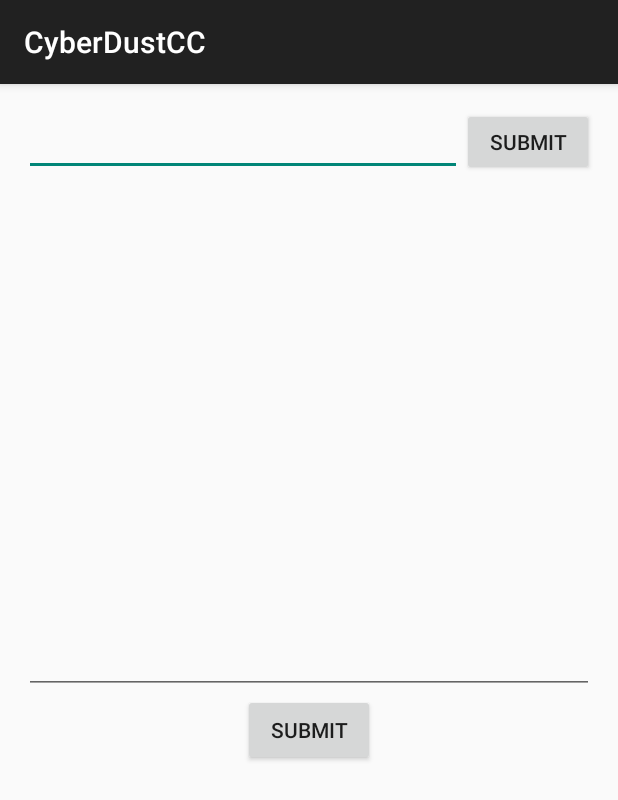
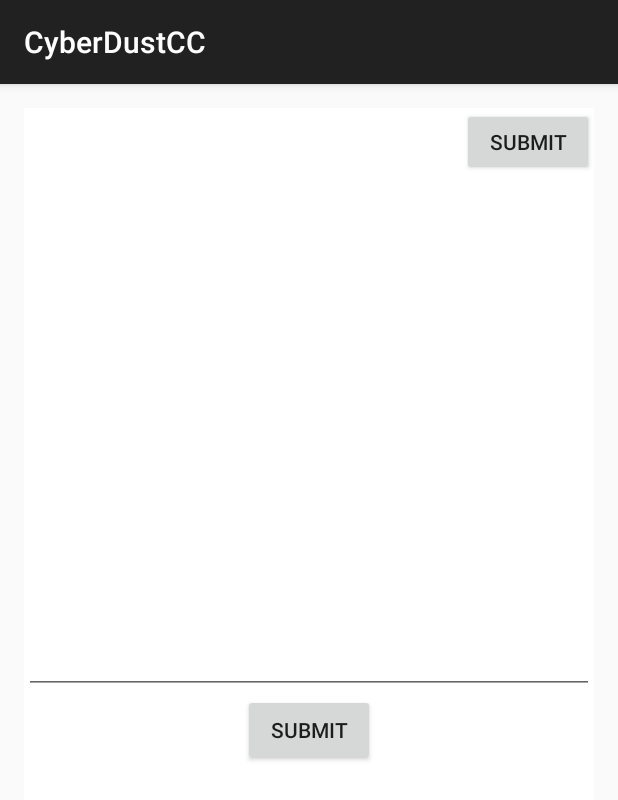
Before and after one commit to MrBenJ/WritingFilesAndroid, an Android app: the fragment EditFragment placed in its activity, on a phone screen of 412 x 824 dp. Shown: the top 800 px of the screen. Run offline under Robolectric (Android 15) with nearby library versions, the phone set to English and light mode, and no system bars; 3 statements that could not run were skipped.

Commit message:
Bundle fragments work awesome. Original submit button is floating over rest of view

```diff
--- a/app/src/main/java/com/prismmobile/cyberdustcc/EditFragment.java
+++ b/app/src/main/java/com/prismmobile/cyberdustcc/EditFragment.java
@@ -23,6 +23,7 @@ public class EditFragment extends Fragment {
         Button submit = (Button) v.findViewById(R.id.submit_change_text);
         changeText.setText(getArguments().getString("text"));
         submit.setOnClickListener(new View.OnClickListener() {
+
             @Override
             public void onClick(View v) {
                 mCallback.OnSubmit(changeText.getText().toString(), getArguments().getInt("position"));
--- a/app/src/main/java/com/prismmobile/cyberdustcc/MainActivity.java
+++ b/app/src/main/java/com/prismmobile/cyberdustcc/MainActivity.java
@@ -118,7 +118,9 @@ public class MainActivity extends ActionBarActivity implements EditCallback{
 
     @Override
     public void OnSubmit(String text, int position) {
-
+        fragmentManager.popBackStack();
+        noteList.set(position, text);
+        adapter.notifyDataSetChanged();
     }
 
 
--- a/app/src/main/res/layout/fragment_edit.xml
+++ b/app/src/main/res/layout/fragment_edit.xml
@@ -1,7 +1,8 @@
 <?xml version="1.0" encoding="utf-8"?>
 <RelativeLayout xmlns:android="http://schemas.android.com/apk/res/android"
     android:layout_width="match_parent" android:layout_height="match_parent"
-    android:clickable="true">
+    android:clickable="true"
+    android:background="#FFF">
 
     <EditText
         android:layout_width="match_parent"
```
